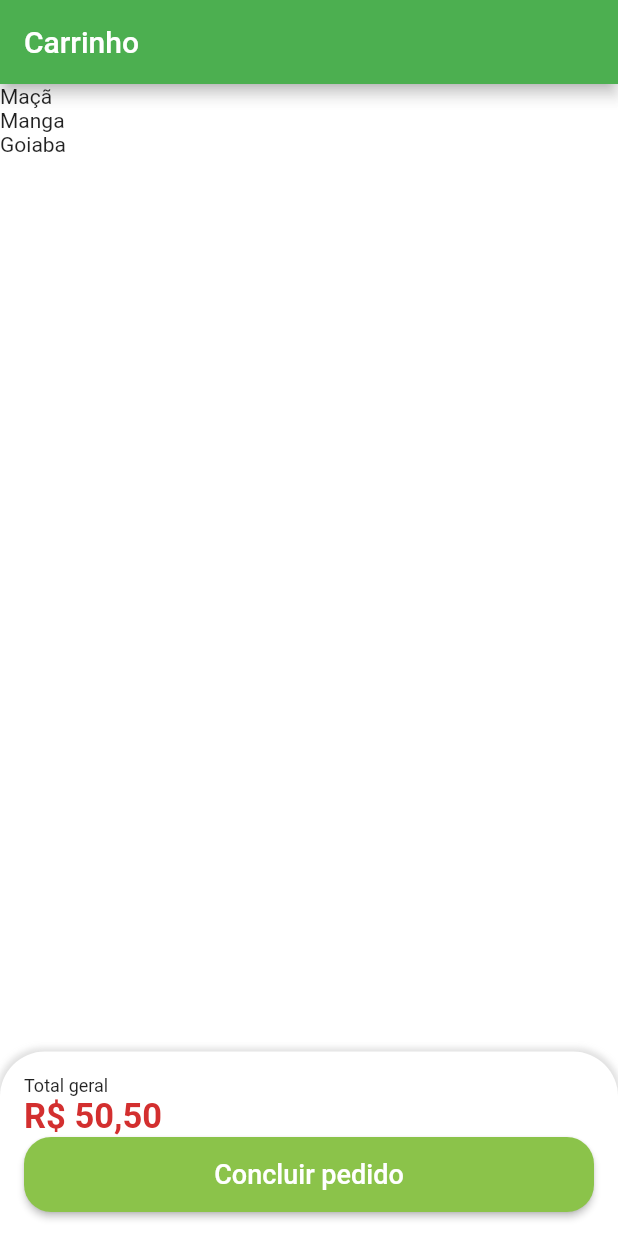
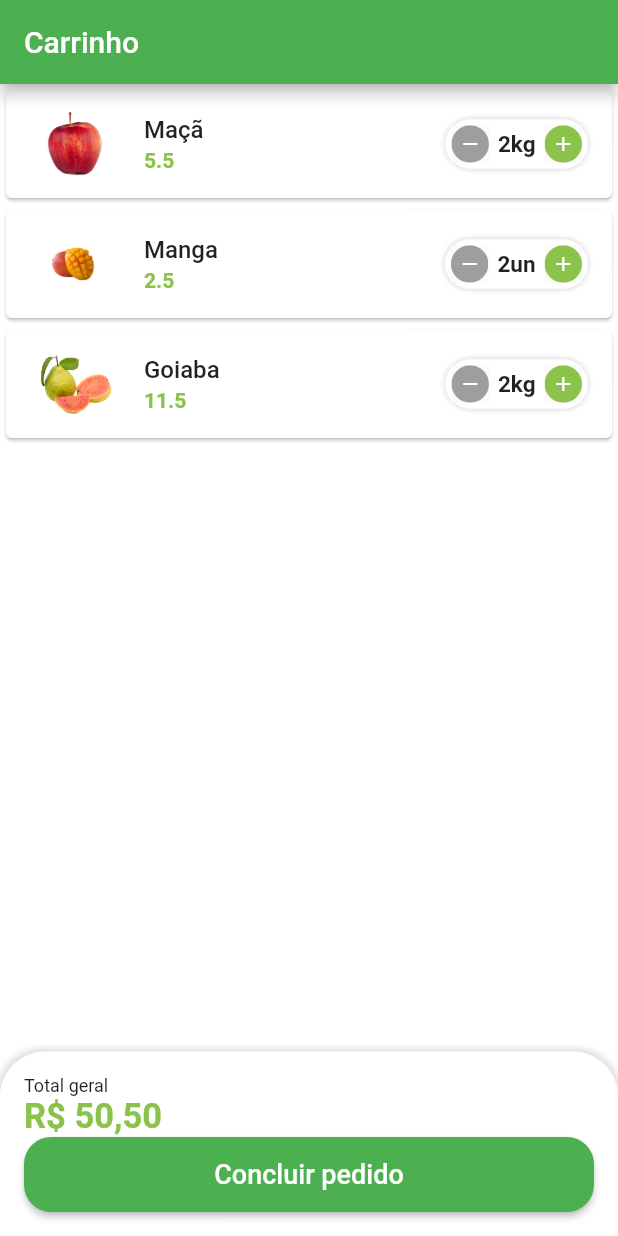
Before and after one commit to goncalveshigino/quitanda, a Flutter app: the CartTab screen opened directly, on a phone screen of 412 x 824 dp. Run offline on Flutter 3.47's test engine with Material 2 defaults, Android fonts, the phone set to English and light mode, and no system bars; our stand-ins replace animated_text_kit, badges, mask_text_input_formatter.

Commit message:
cartTile

```diff
--- a/lib/src/models/cart_item_model.dart
+++ b/lib/src/models/cart_item_model.dart
@@ -3,6 +3,7 @@
 import 'package:quitanda/src/models/item_model.dart';
 
 class CartItemModel {
+
   ItemModel item;
   int quantity;
 
--- a/lib/src/pages/cart/cart_tab.dart
+++ b/lib/src/pages/cart/cart_tab.dart
@@ -1,5 +1,6 @@
 import 'package:flutter/material.dart';
 import 'package:quitanda/src/config/custom_colors.dart';
+import 'package:quitanda/src/pages/cart/components/cart_tile.dart';
 import 'package:quitanda/src/services/utils_services.dart';
 import 'package:quitanda/src/config/app_data.dart' as appData;
 
@@ -17,10 +18,10 @@
       body: Column(
         children: [
           Expanded(
-            child: ListView.builder(
+              child: ListView.builder(
             itemCount: appData.cartItems.length,
             itemBuilder: (_, index) {
-              return Text(appData.cartItems[index].item.itemName);
+              return CartTile(cartItem: appData.cartItems[index]);
             },
           )),
           Container(
@@ -49,7 +50,7 @@
                   utilsServices.priceToCurrency(50.5),
                   style: TextStyle(
                     fontSize: 23,
-                    color: CustomColors.customConstrastColor,
+                    color: CustomColors.customSwatchColor,
                     fontWeight: FontWeight.bold,
                   ),
                 ),
@@ -57,8 +58,6 @@
                   height: 50,
                   child: ElevatedButton(
                     style: ElevatedButton.styleFrom(
-                      // ignore: deprecated_member_use
-                      primary: CustomColors.customSwatchColor,
                       shape: RoundedRectangleBorder(
                         borderRadius: BorderRadius.circular(18),
                       ),
--- /dev/null
+++ b/lib/src/pages/cart/components/cart_tile.dart
@@ -0,0 +1,49 @@
+import 'package:flutter/material.dart';
+import 'package:quitanda/src/pages/common_widgets/quantity_widget.dart';
+
+import '../../../config/custom_colors.dart';
+import '../../../models/cart_item_model.dart';
+
+class CartTile extends StatelessWidget {
+  final CartItemModel cartItem;
+
+  const CartTile({
+    Key? key,
+    required this.cartItem,
+  }) : super(key: key);
+
+  @override
+  Widget build(BuildContext context) {
+    return Card(
+      child: ListTile(
+        //Imagem
+        leading: Image.asset(
+          cartItem.item.imgUrl,
+          height: 60,
+          width: 60,
+        ),
+
+        title: Text(
+          cartItem.item.itemName,
+          style: const TextStyle(
+            fontWeight: FontWeight.w500,
+          ),
+        ),
+
+        subtitle: Text(
+          cartItem.item.price.toString(),
+          style: TextStyle(
+            color: CustomColors.customSwatchColor,
+            fontWeight: FontWeight.bold
+          ),
+        ),
+
+        trailing: QauntityWidget(
+          suffixText: cartItem.item.unit,
+          value: cartItem.quantity,
+          result: (quantity) {},
+        ),
+      ),
+    );
+  }
+}
--- a/lib/src/pages/common_widgets/quantity_widget.dart
+++ b/lib/src/pages/common_widgets/quantity_widget.dart
@@ -29,6 +29,7 @@
         ],
       ),
       child: Row(
+        mainAxisSize: MainAxisSize.min,
         children: [
           _QuantityButton(
             icon: Icons.remove,
```
